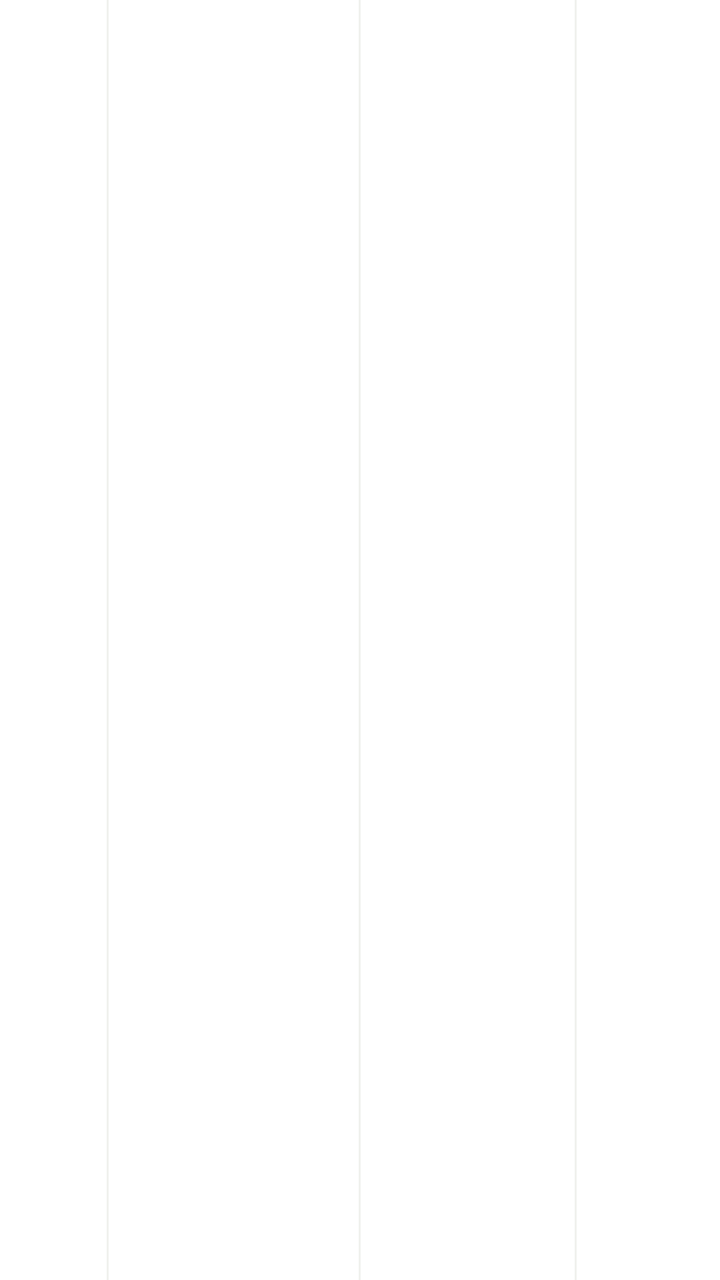
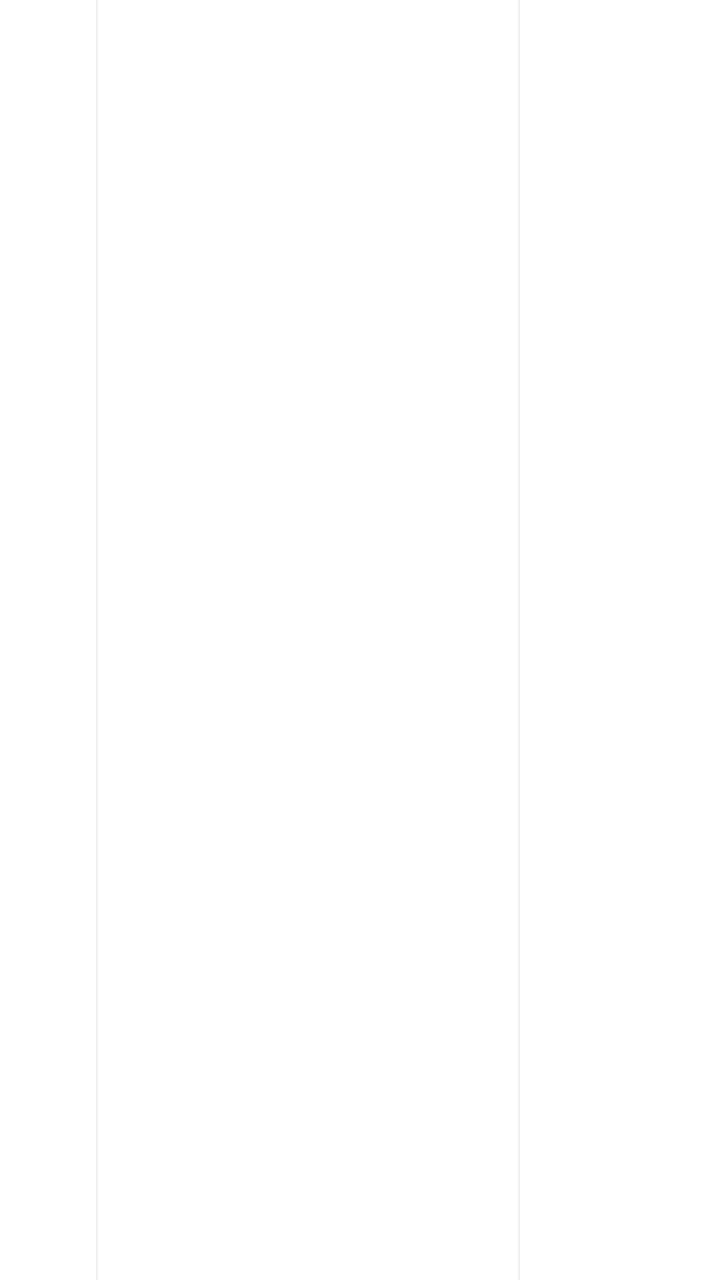

Screens rendered from an Android XML layout before and after an edit, with the pre-edit source and the edit as a unified diff.
<!-- AndroidManifest.xml: application theme Theme.PerformanceTracker -->
<!-- res/layout/item_table_row.xml -->
<?xml version="1.0" encoding="utf-8"?>
<LinearLayout
     xmlns:android="http://schemas.android.com/apk/res/android"
     xmlns:app="http://schemas.android.com/apk/res-auto"
     android:layout_height="wrap_content"
     android:layout_width="match_parent"
     android:weightSum="10"
     android:background="@color/surface_card"
     android:orientation="horizontal">

    <TextView
         android:layout_height="match_parent"
         android:layout_width="0dp"
         android:gravity="center"
         android:padding="10dp"
         android:textSize="14sp"
         android:textColor="@color/text_secondary"
         android:layout_weight="1.5"
         android:id="@+id/tvSlNo" />

    <View
         android:layout_height="match_parent"
         android:layout_width="1dp"
         android:background="@color/divider_color" />

    <TextView
         android:layout_height="match_parent"
         android:layout_width="0dp"
         android:gravity="center_vertical"
         android:padding="10dp"
         android:ellipsize="end"
         android:textSize="14sp"
         android:textColor="@color/text_primary"
         android:maxLines="2"
         android:layout_weight="3.5"
         android:id="@+id/tvApplicantName" />

    <View
         android:layout_height="match_parent"
         android:layout_width="1dp"
         android:background="@color/divider_color" />

    <TextView
         android:layout_height="match_parent"
         android:layout_width="0dp"
         android:gravity="center"
         android:padding="10dp"
         android:textSize="14sp"
         android:textColor="@color/text_secondary"
         android:layout_weight="3"
         android:id="@+id/tvAccountNo" />

    <View
         android:layout_height="match_parent"
         android:layout_width="1dp"
         android:background="@color/divider_color" />

    <TextView
         android:layout_height="match_parent"
         android:layout_width="0dp"
         android:gravity="center|end"
         android:padding="10dp"
         android:textSize="14sp"
         android:textColor="@color/primary"
         android:layout_weight="2"
         android:id="@+id/tvLimit"
         android:textStyle="bold" />

    <ImageView
         android:id="@+id/ivEditRow"
         android:layout_height="match_parent"
         android:layout_width="28dp"
         android:padding="6dp"
         android:src="@android:drawable/ic_menu_edit"
         app:tint="@color/primary"
         android:visibility="gone"
         android:layout_gravity="center"
         android:contentDescription="Edit" />

</LinearLayout>
<!-- resources referenced by this layout -->
<resources>
  <color name="divider_color">#F0F1EE</color>
  <color name="primary">#1E5A44</color>
  <color name="surface_card">#FFFFFF</color>
  <color name="text_primary">#1C1F1D</color>
  <color name="text_secondary">#6E7571</color>
  <style name="Theme.PerformanceTracker" parent="Theme.MaterialComponents.Light.NoActionBar">
          <item name="colorPrimary">@color/primary</item>
          <item name="colorPrimaryVariant">@color/primary_dark</item>
          <item name="colorOnPrimary">@color/white</item>
          <item name="android:statusBarColor">@color/background</item>
          <item name="android:windowLightStatusBar">true</item>
          <item name="android:windowBackground">@color/background</item>
          <item name="colorSecondary">@color/secondary</item>
          <item name="colorSurface">@color/surface</item>
          <item name="colorOnSurface">@color/text_primary</item>
          <item name="colorControlNormal">@color/input_stroke_unfocused</item>
          <item name="colorControlActivated">@color/primary</item>
          <item name="android:textColorHint">@color/text_secondary</item>
          <item name="textInputStyle">@style/CustomOutlinedBox</item>
      </style>
  <color name="primary_dark">#154333</color>
  <color name="white">#FFFFFF</color>
  <color name="background">#F3F4F1</color>
  <color name="secondary">#256650</color>
  <color name="surface">#FFFFFF</color>
  <color name="input_stroke_unfocused">#B4BEB8</color>
  <style name="CustomOutlinedBox" parent="Widget.MaterialComponents.TextInputLayout.OutlinedBox">
          <item name="boxStrokeColor">@color/box_stroke_selector</item>
          <item name="boxStrokeWidth">1.5dp</item>
          <item name="boxStrokeWidthFocused">2dp</item>
          <item name="boxBackgroundColor">@color/input_background</item>
          <item name="hintTextColor">@color/primary</item>
          <item name="android:textColorHint">@color/text_secondary</item>
          <item name="boxCornerRadiusTopStart">12dp</item>
          <item name="boxCornerRadiusTopEnd">12dp</item>
          <item name="boxCornerRadiusBottomStart">12dp</item>
          <item name="boxCornerRadiusBottomEnd">12dp</item>
      </style>
  <color name="input_background">#F7FAF8</color>
</resources>

<!-- the commit's change to res/layout/item_table_row.xml (unified diff, before → after) -->
@@ -4,19 +4,20 @@
      xmlns:app="http://schemas.android.com/apk/res-auto"
      android:layout_height="wrap_content"
      android:layout_width="match_parent"
-     android:weightSum="10"
      android:background="@color/surface_card"
+     android:gravity="center_vertical"
      android:orientation="horizontal">
 
     <TextView
-         android:layout_height="match_parent"
-         android:layout_width="0dp"
+         android:id="@+id/tvSlNo"
+         android:layout_height="wrap_content"
+         android:layout_width="48dp"
          android:gravity="center"
          android:padding="10dp"
          android:textSize="14sp"
          android:textColor="@color/text_secondary"
-         android:layout_weight="1.5"
-         android:id="@+id/tvSlNo" />
+         android:maxLines="1"
+         android:singleLine="true" />
 
     <View
          android:layout_height="match_parent"
@@ -24,16 +25,16 @@
          android:background="@color/divider_color" />
 
     <TextView
-         android:layout_height="match_parent"
-         android:layout_width="0dp"
+         android:id="@+id/tvApplicantName"
+         android:layout_height="wrap_content"
+         android:layout_width="210dp"
          android:gravity="center_vertical"
          android:padding="10dp"
-         android:ellipsize="end"
          android:textSize="14sp"
          android:textColor="@color/text_primary"
-         android:maxLines="2"
-         android:layout_weight="3.5"
-         android:id="@+id/tvApplicantName" />
+         android:maxLines="1"
+         android:singleLine="true"
+         android:ellipsize="none" />
 
     <View
          android:layout_height="match_parent"
@@ -41,14 +42,16 @@
          android:background="@color/divider_color" />
 
     <TextView
-         android:layout_height="match_parent"
-         android:layout_width="0dp"
+         android:id="@+id/tvAccountNo"
+         android:layout_height="wrap_content"
+         android:layout_width="165dp"
          android:gravity="center"
          android:padding="10dp"
          android:textSize="14sp"
          android:textColor="@color/text_secondary"
-         android:layout_weight="3"
-         android:id="@+id/tvAccountNo" />
+         android:maxLines="1"
+         android:singleLine="true"
+         android:ellipsize="none" />
 
     <View
          android:layout_height="match_parent"
@@ -56,20 +59,22 @@
          android:background="@color/divider_color" />
 
     <TextView
-         android:layout_height="match_parent"
-         android:layout_width="0dp"
+         android:id="@+id/tvLimit"
+         android:layout_height="wrap_content"
+         android:layout_width="135dp"
          android:gravity="center|end"
          android:padding="10dp"
          android:textSize="14sp"
          android:textColor="@color/primary"
-         android:layout_weight="2"
-         android:id="@+id/tvLimit"
-         android:textStyle="bold" />
+         android:textStyle="bold"
+         android:maxLines="1"
+         android:singleLine="true"
+         android:ellipsize="none" />
 
     <ImageView
          android:id="@+id/ivEditRow"
-         android:layout_height="match_parent"
-         android:layout_width="28dp"
+         android:layout_height="36dp"
+         android:layout_width="36dp"
          android:padding="6dp"
          android:src="@android:drawable/ic_menu_edit"
          app:tint="@color/primary"
